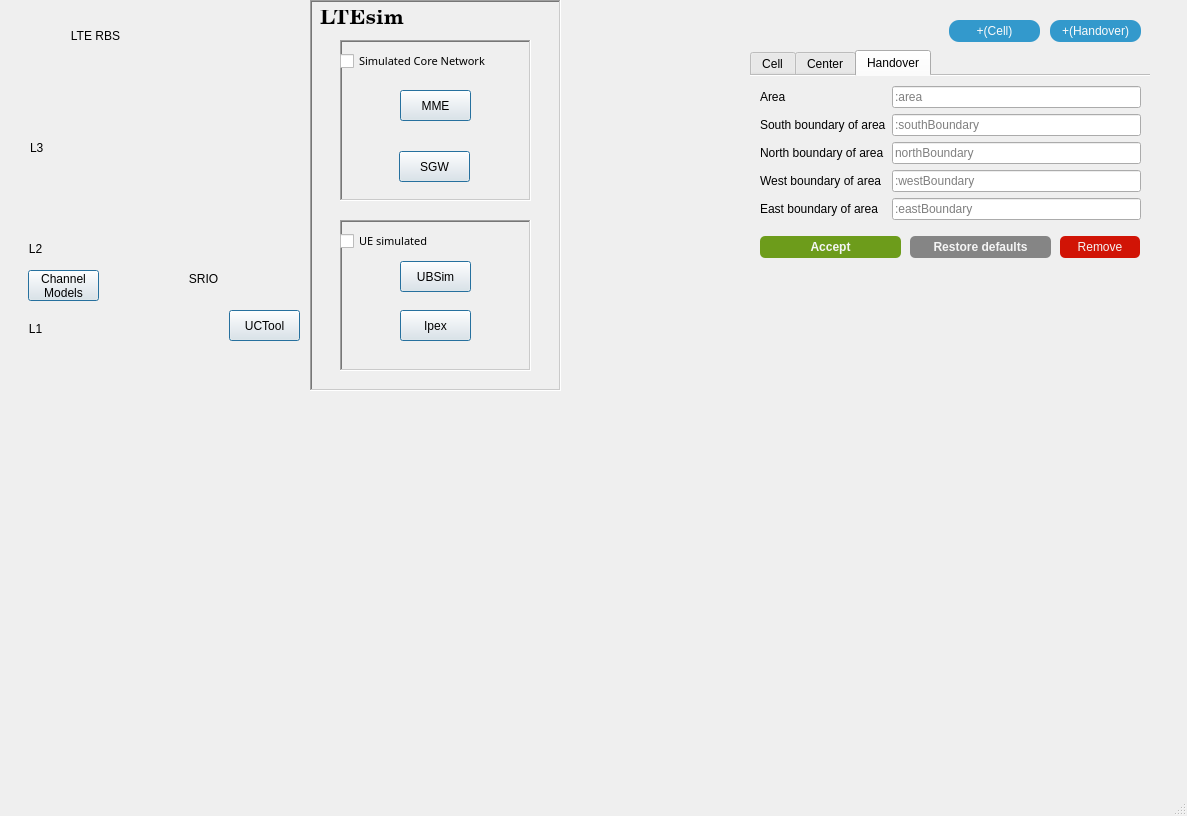
The window that LTEsimGeneratorGUI/Ui/Windows/newmapwindow.ui (moniss23/junit4) describes before a commit, drawn with Qt 5.
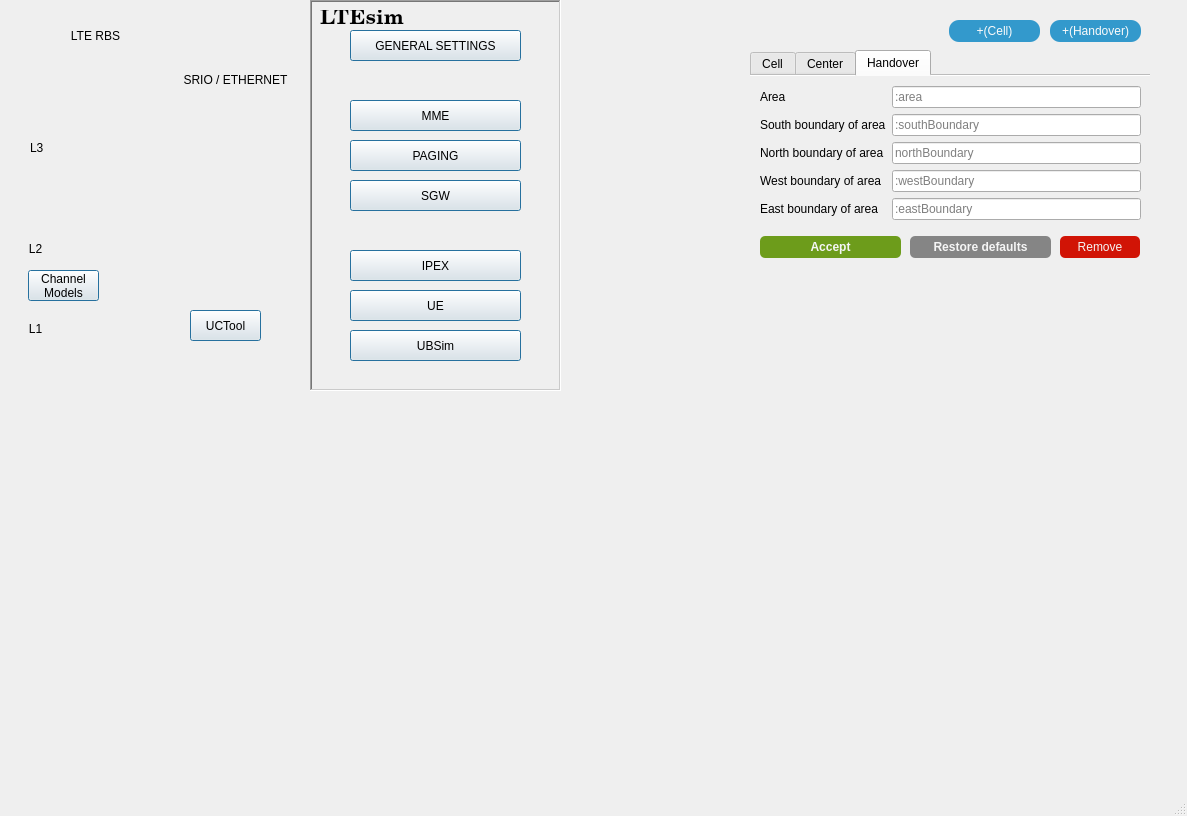
The same window after the commit. Icons and pictures are not drawn.

Commit message: Added General Configuration Parameters Window

What changed in the file:
```diff
--- a/LTEsimGeneratorGUI/Ui/Windows/newmapwindow.ui
+++ b/LTEsimGeneratorGUI/Ui/Windows/newmapwindow.ui
@@ -83,67 +83,6 @@
      <property name="midLineWidth">
       <number>0</number>
      </property>
-     <widget class="QFrame" name="frame_Core_Network">
-      <property name="enabled">
-       <bool>true</bool>
-      </property>
-      <property name="geometry">
-       <rect>
-        <x>30</x>
-        <y>40</y>
-        <width>191</width>
-        <height>161</height>
-       </rect>
-      </property>
-      <property name="frameShape">
-       <enum>QFrame::WinPanel</enum>
-      </property>
-      <property name="frameShadow">
-       <enum>QFrame::Sunken</enum>
-      </property>
-      <widget class="QCheckBox" name="coreNetworkCheckbox">
-       <property name="geometry">
-        <rect>
-         <x>0</x>
-         <y>10</y>
-         <width>191</width>
-         <height>22</height>
-        </rect>
-       </property>
-       <property name="font">
-        <font>
-         <family>Tibetan Machine Uni</family>
-         <pointsize>8</pointsize>
-         <underline>false</underline>
-        </font>
-       </property>
-       <property name="text">
-        <string>Simulated Core Network</string>
-       </property>
-      </widget>
-      <widget class="QPushButton" name="mmeButton">
-       <property name="geometry">
-        <rect>
-         <x>60</x>
-         <y>50</y>
-         <width>71</width>
-         <height>31</height>
-        </rect>
-       </property>
-       <property name="styleSheet">
-        <string notr="true">border-color: rgb(0, 0, 0);</string>
-       </property>
-       <property name="text">
-        <string>MME</string>
-       </property>
-       <property name="default">
-        <bool>true</bool>
-       </property>
-       <property name="flat">
-        <bool>false</bool>
-       </property>
-      </widget>
-     </widget>
      <widget class="QLabel" name="lblLTEsim">
       <property name="geometry">
        <rect>
@@ -165,95 +104,135 @@
        <string>LTEsim</string>
       </property>
      </widget>
-     <widget class="QFrame" name="frame_UE_simulated">
-      <property name="enabled">
+     <widget class="QPushButton" name="ipexButton">
+      <property name="geometry">
+       <rect>
+        <x>40</x>
+        <y>250</y>
+        <width>171</width>
+        <height>31</height>
+       </rect>
+      </property>
+      <property name="text">
+       <string>IPEX</string>
+      </property>
+      <property name="default">
        <bool>true</bool>
       </property>
+     </widget>
+     <widget class="QPushButton" name="ubSimButton">
       <property name="geometry">
        <rect>
-        <x>30</x>
-        <y>220</y>
-        <width>191</width>
-        <height>151</height>
+        <x>40</x>
+        <y>330</y>
+        <width>171</width>
+        <height>31</height>
        </rect>
       </property>
-      <property name="frameShape">
-       <enum>QFrame::WinPanel</enum>
+      <property name="text">
+       <string>UBSim</string>
       </property>
-      <property name="frameShadow">
-       <enum>QFrame::Sunken</enum>
+      <property name="default">
+       <bool>true</bool>
       </property>
-      <widget class="QCheckBox" name="ueCheckbox">
-       <property name="geometry">
-        <rect>
-         <x>0</x>
-         <y>10</y>
-         <width>191</width>
-         <height>22</height>
-        </rect>
-       </property>
-       <property name="font">
-        <font>
-         <family>Tibetan Machine Uni</family>
-         <pointsize>8</pointsize>
-         <underline>false</underline>
-        </font>
-       </property>
-       <property name="text">
-        <string>UE simulated</string>
-       </property>
-      </widget>
-      <widget class="QLabel" name="label_48">
-       <property name="geometry">
-        <rect>
-         <x>90</x>
-         <y>70</y>
-         <width>16</width>
-         <height>21</height>
-        </rect>
-       </property>
-       <property name="text">
-        <string/>
-       </property>
-       <property name="pixmap">
-        <pixmap resource="../../Resource.qrc">:/Images/MapItems/line.png</pixmap>
-       </property>
-       <property name="scaledContents">
-        <bool>true</bool>
-       </property>
-      </widget>
-      <widget class="QPushButton" name="ipexButton">
-       <property name="geometry">
-        <rect>
-         <x>60</x>
-         <y>90</y>
-         <width>71</width>
-         <height>31</height>
-        </rect>
-       </property>
-       <property name="text">
-        <string>Ipex</string>
-       </property>
-       <property name="default">
-        <bool>true</bool>
-       </property>
-      </widget>
-      <widget class="QPushButton" name="ubSimButton">
-       <property name="geometry">
-        <rect>
-         <x>60</x>
-         <y>41</y>
-         <width>71</width>
-         <height>31</height>
-        </rect>
-       </property>
-       <property name="text">
-        <string>UBSim</string>
-       </property>
-       <property name="default">
-        <bool>true</bool>
-       </property>
-      </widget>
+     </widget>
+     <widget class="QPushButton" name="mmeButton">
+      <property name="geometry">
+       <rect>
+        <x>40</x>
+        <y>100</y>
+        <width>171</width>
+        <height>31</height>
+       </rect>
+      </property>
+      <property name="styleSheet">
+       <string notr="true">border-color: rgb(0, 0, 0);</string>
+      </property>
+      <property name="text">
+       <string>MME</string>
+      </property>
+      <property name="default">
+       <bool>true</bool>
+      </property>
+      <property name="flat">
+       <bool>false</bool>
+      </property>
+     </widget>
+     <widget class="QPushButton" name="sgwButton">
+      <property name="geometry">
+       <rect>
+        <x>40</x>
+        <y>180</y>
+        <width>171</width>
+        <height>31</height>
+       </rect>
+      </property>
+      <property name="text">
+       <string>SGW</string>
+      </property>
+      <property name="default">
+       <bool>true</bool>
+      </property>
+     </widget>
+     <widget class="QPushButton" name="pagingButton">
+      <property name="geometry">
+       <rect>
+        <x>40</x>
+        <y>140</y>
+        <width>171</width>
+        <height>31</height>
+       </rect>
+      </property>
+      <property name="styleSheet">
+       <string notr="true">border-color: rgb(0, 0, 0);</string>
+      </property>
+      <property name="text">
+       <string>PAGING</string>
+      </property>
+      <property name="default">
+       <bool>true</bool>
+      </property>
+      <property name="flat">
+       <bool>false</bool>
+      </property>
+     </widget>
+     <widget class="QPushButton" name="ueButton">
+      <property name="geometry">
+       <rect>
+        <x>40</x>
+        <y>290</y>
+        <width>171</width>
+        <height>31</height>
+       </rect>
+      </property>
+      <property name="text">
+       <string>UE</string>
+      </property>
+      <property name="default">
+       <bool>true</bool>
+      </property>
+     </widget>
+     <widget class="QPushButton" name="generalSettingsButton">
+      <property name="geometry">
+       <rect>
+        <x>40</x>
+        <y>30</y>
+        <width>171</width>
+        <height>31</height>
+       </rect>
+      </property>
+      <property name="styleSheet">
+       <string notr="true">border-color: rgb(0, 0, 0);</string>
+      </property>
+      <property name="text">
+       <string>GENERAL SETTINGS</string>
+      </property>
+      <property name="default">
+       <bool>true</bool>
+      </property>
+      <property name="flat">
+       <bool>false</bool>
+      </property>
      </widget>
     </widget>
     <widget class="QLabel" name="rbs">
@@ -340,9 +319,9 @@
      <property name="geometry">
       <rect>
        <x>130</x>
-       <y>260</y>
-       <width>91</width>
-       <height>81</height>
+       <y>250</y>
+       <width>71</width>
+       <height>61</height>
       </rect>
      </property>
      <property name="text">
@@ -358,96 +337,23 @@
     <widget class="QLabel" name="srioLabel">
      <property name="geometry">
       <rect>
-       <x>160</x>
-       <y>270</y>
-       <width>67</width>
-       <height>17</height>
+       <x>170</x>
+       <y>70</y>
+       <width>111</width>
+       <height>20</height>
       </rect>
      </property>
      <property name="text">
-      <string>SRIO</string>
+      <string>SRIO / ETHERNET</string>
      </property>
      <property name="alignment">
       <set>Qt::AlignCenter</set>
      </property>
     </widget>
-    <widget class="QLabel" name="label_44">
-     <property name="geometry">
-      <rect>
-       <x>130</x>
-       <y>150</y>
-       <width>261</width>
-       <height>31</height>
-      </rect>
-     </property>
-     <property name="text">
-      <string/>
-     </property>
-     <property name="pixmap">
-      <pixmap resource="../../Resource.qrc">:/Images/MapItems/line_vertical_long.png</pixmap>
-     </property>
-     <property name="scaledContents">
-      <bool>true</bool>
-     </property>
-    </widget>
-    <widget class="QLabel" name="label_45">
-     <property name="geometry">
-      <rect>
-       <x>130</x>
-       <y>110</y>
-       <width>271</width>
-       <height>51</height>
-      </rect>
-     </property>
-     <property name="text">
-      <string/>
-     </property>
-     <property name="pixmap">
-      <pixmap resource="../../Resource.qrc">:/Images/MapItems/slanted_line.png</pixmap>
-     </property>
-     <property name="scaledContents">
-      <bool>true</bool>
-     </property>
-    </widget>
-    <widget class="QLabel" name="label_47">
-     <property name="geometry">
-      <rect>
-       <x>290</x>
-       <y>310</y>
-       <width>101</width>
-       <height>31</height>
-      </rect>
-     </property>
-     <property name="text">
-      <string/>
-     </property>
-     <property name="pixmap">
-      <pixmap resource="../../Resource.qrc">:/Images/MapItems/line_vertical_long.png</pixmap>
-     </property>
-     <property name="scaledContents">
-      <bool>true</bool>
-     </property>
-    </widget>
-    <widget class="QPushButton" name="sgwButton">
-     <property name="geometry">
-      <rect>
-       <x>389</x>
-       <y>151</y>
-       <width>71</width>
-       <height>31</height>
-      </rect>
-     </property>
-     <property name="text">
-      <string>SGW</string>
-     </property>
-     <property name="default">
-      <bool>true</bool>
-     </property>
-    </widget>
     <widget class="QPushButton" name="ucToolButton">
      <property name="geometry">
       <rect>
-       <x>219</x>
+       <x>180</x>
        <y>310</y>
        <width>71</width>
        <height>31</height>
@@ -477,6 +383,36 @@
       <bool>true</bool>
      </property>
     </widget>
+    <widget class="QLabel" name="label_47">
+     <property name="geometry">
+      <rect>
+       <x>240</x>
+       <y>310</y>
+       <width>61</width>
+       <height>31</height>
+      </rect>
+     </property>
+     <property name="text">
+      <string/>
+     </property>
+     <property name="pixmap">
+      <pixmap resource="../../Resource.qrc">:/Images/MapItems/line_vertical_long.png</pixmap>
+     </property>
+     <property name="scaledContents">
+      <bool>true</bool>
+     </property>
+    </widget>
+    <zorder>label_47</zorder>
+    <zorder>frame</zorder>
+    <zorder>rbs</zorder>
+    <zorder>rbsLabel</zorder>
+    <zorder>L3Label</zorder>
+    <zorder>L2Label</zorder>
+    <zorder>L1Label</zorder>
+    <zorder>curvedLine</zorder>
+    <zorder>srioLabel</zorder>
+    <zorder>channelModelsButton</zorder>
+    <zorder>ucToolButton</zorder>
    </widget>
    <widget class="QTabWidget" name="mapObjectsWidget">
     <property name="enabled">
```
Left out of the diff: 4 changed lines with no effect on the pictures. The commit also changes 12 other files.
